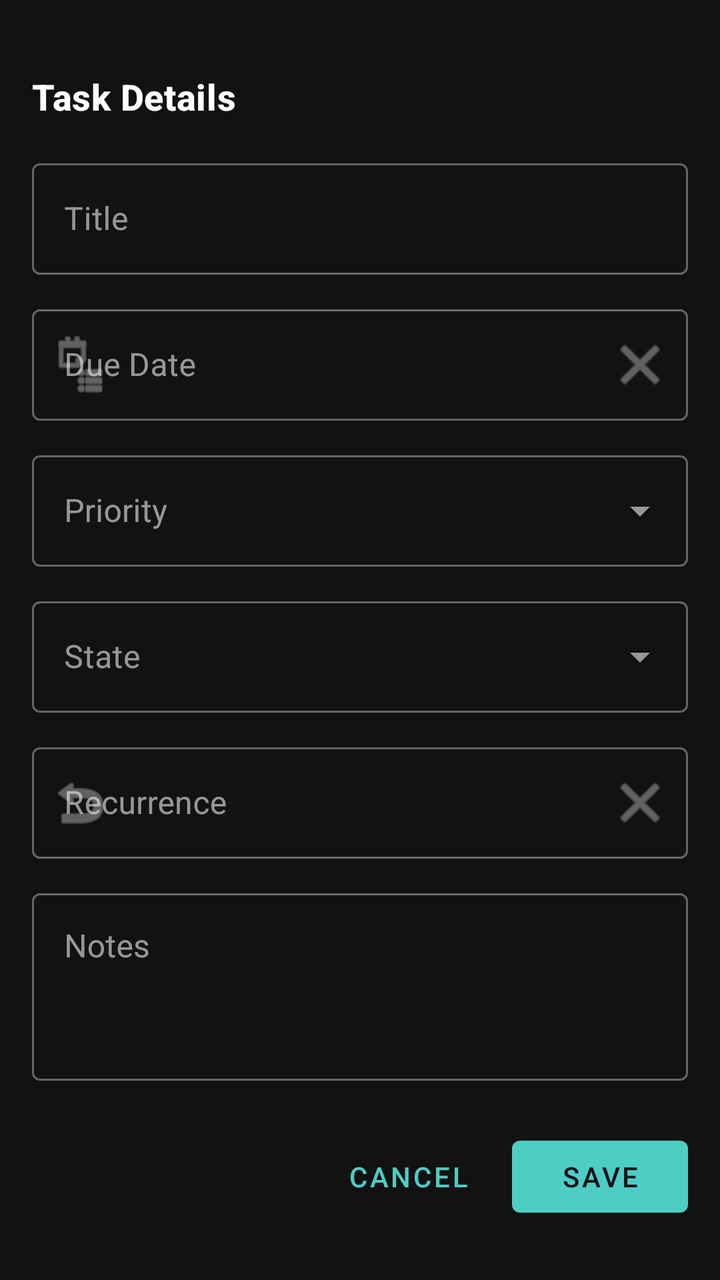
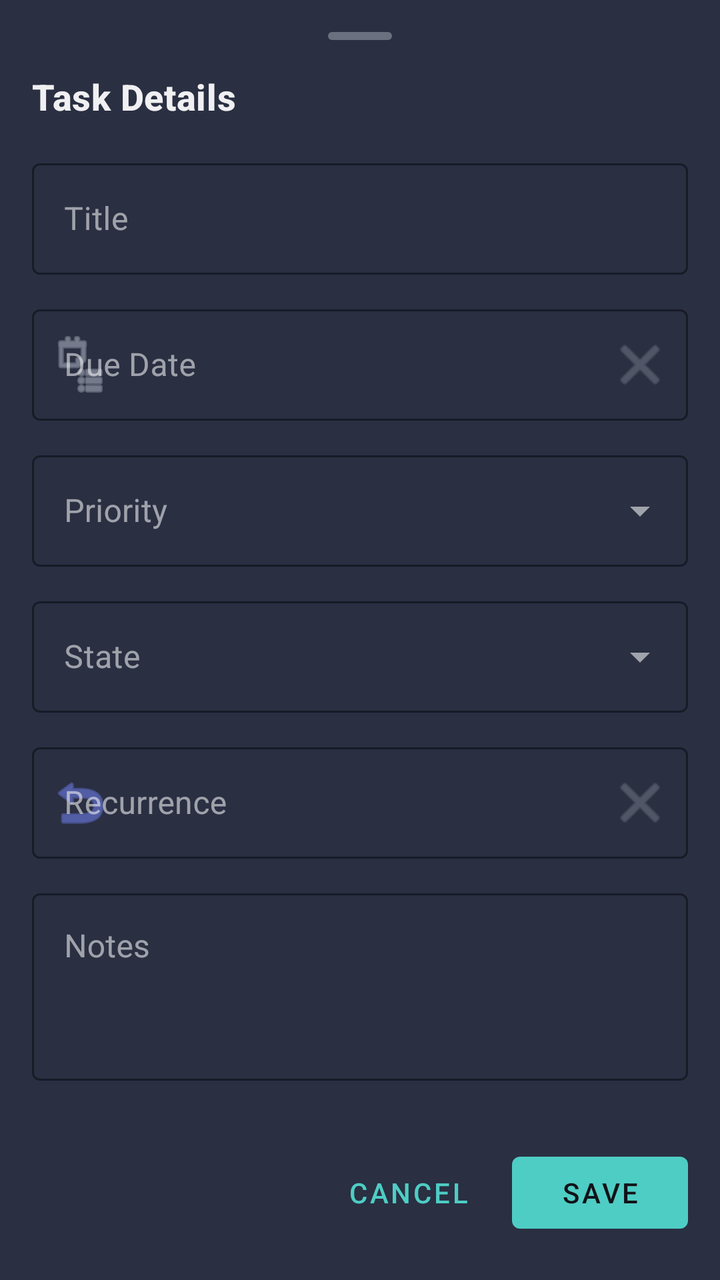

The first picture is an Android layout as it rendered before a commit; the second is the same layout after the commit. The layout source and the unified diff follow.
<!-- AndroidManifest.xml: application theme Theme.Vega -->
<!-- res/layout/bottom_sheet_task_detail.xml -->
<?xml version="1.0" encoding="utf-8"?>
<androidx.core.widget.NestedScrollView xmlns:android="http://schemas.android.com/apk/res/android"
    xmlns:app="http://schemas.android.com/apk/res-auto"
    android:layout_width="match_parent"
    android:layout_height="wrap_content"
    android:fillViewport="true">

    <LinearLayout
        android:layout_width="match_parent"
        android:layout_height="wrap_content"
        android:orientation="vertical"
        android:padding="@dimen/spacing_16"
        android:background="?android:attr/colorBackground">

        
        <View
            android:layout_width="40dp"
            android:layout_height="4dp"
            android:layout_gravity="center"
            android:layout_marginBottom="@dimen/spacing_16"
            android:background="?android:attr/textColorSecondary"
            android:backgroundTint="?android:attr/textColorSecondary" />

        
        <TextView
            android:layout_width="match_parent"
            android:layout_height="wrap_content"
            android:text="Task Details"
            android:textAppearance="?attr/textAppearanceHeadline6"
            android:textColor="?android:attr/textColorPrimary"
            android:layout_marginBottom="@dimen/spacing_16" />

        
        <com.google.android.material.textfield.TextInputLayout
            android:id="@+id/til_title"
            style="@style/Widget.MaterialComponents.TextInputLayout.OutlinedBox"
            android:layout_width="match_parent"
            android:layout_height="wrap_content"
            android:hint="@string/label_title"
            android:layout_marginBottom="@dimen/spacing_12">

            <com.google.android.material.textfield.TextInputEditText
                android:id="@+id/et_title"
                android:layout_width="match_parent"
                android:layout_height="wrap_content"
                android:inputType="textCapSentences" />
        </com.google.android.material.textfield.TextInputLayout>

        
        <com.google.android.material.textfield.TextInputLayout
            android:id="@+id/til_due_date"
            style="@style/Widget.MaterialComponents.TextInputLayout.OutlinedBox"
            android:layout_width="match_parent"
            android:layout_height="wrap_content"
            android:hint="@string/label_due_date"
            android:layout_marginBottom="@dimen/spacing_12"
            app:startIconDrawable="@android:drawable/ic_menu_agenda"
            app:endIconMode="custom"
            app:endIconDrawable="@android:drawable/ic_menu_close_clear_cancel"
            app:endIconContentDescription="Clear Due Date">

            <com.google.android.material.textfield.TextInputEditText
                android:id="@+id/et_due_date"
                android:layout_width="match_parent"
                android:layout_height="wrap_content"
                android:focusable="false"
                android:clickable="true"
                android:cursorVisible="false" />
        </com.google.android.material.textfield.TextInputLayout>

        
        <com.google.android.material.textfield.TextInputLayout
            android:id="@+id/til_priority"
            style="@style/Widget.MaterialComponents.TextInputLayout.OutlinedBox.ExposedDropdownMenu"
            android:layout_width="match_parent"
            android:layout_height="wrap_content"
            android:hint="@string/label_priority"
            android:layout_marginBottom="@dimen/spacing_12">

            <AutoCompleteTextView
                android:id="@+id/actv_priority"
                android:layout_width="match_parent"
                android:layout_height="wrap_content"
                android:inputType="none" />
        </com.google.android.material.textfield.TextInputLayout>

        
        <com.google.android.material.textfield.TextInputLayout
            android:id="@+id/til_state"
            style="@style/Widget.MaterialComponents.TextInputLayout.OutlinedBox.ExposedDropdownMenu"
            android:layout_width="match_parent"
            android:layout_height="wrap_content"
            android:hint="State"
            android:layout_marginBottom="@dimen/spacing_12">

            <AutoCompleteTextView
                android:id="@+id/actv_state"
                android:layout_width="match_parent"
                android:layout_height="wrap_content"
                android:inputType="none" />
        </com.google.android.material.textfield.TextInputLayout>

        
        <com.google.android.material.textfield.TextInputLayout
            android:id="@+id/til_recurrence"
            style="@style/Widget.MaterialComponents.TextInputLayout.OutlinedBox"
            android:layout_width="match_parent"
            android:layout_height="wrap_content"
            android:hint="@string/label_recurrence"
            android:layout_marginBottom="@dimen/spacing_12"
            app:startIconDrawable="@android:drawable/ic_menu_revert"
            app:endIconMode="custom"
            app:endIconDrawable="@android:drawable/ic_menu_close_clear_cancel"
            app:endIconContentDescription="Clear Recurrence">

            <com.google.android.material.textfield.TextInputEditText
                android:id="@+id/et_recurrence"
                android:layout_width="match_parent"
                android:layout_height="wrap_content"
                android:focusable="false"
                android:clickable="true"
                android:cursorVisible="false" />
        </com.google.android.material.textfield.TextInputLayout>

        
        <com.google.android.material.textfield.TextInputLayout
            android:id="@+id/til_notes"
            style="@style/Widget.MaterialComponents.TextInputLayout.OutlinedBox"
            android:layout_width="match_parent"
            android:layout_height="wrap_content"
            android:hint="@string/label_notes"
            android:layout_marginBottom="@dimen/spacing_24">

            <com.google.android.material.textfield.TextInputEditText
                android:id="@+id/et_notes"
                android:layout_width="match_parent"
                android:layout_height="wrap_content"
                android:inputType="textMultiLine|textCapSentences"
                android:minLines="3"
                android:gravity="top" />
        </com.google.android.material.textfield.TextInputLayout>

        
        <LinearLayout
            android:layout_width="match_parent"
            android:layout_height="wrap_content"
            android:orientation="horizontal"
            android:gravity="end">

            <com.google.android.material.button.MaterialButton
                android:id="@+id/btn_cancel"
                style="@style/Widget.MaterialComponents.Button.TextButton"
                android:layout_width="wrap_content"
                android:layout_height="wrap_content"
                android:text="@string/button_cancel"
                android:layout_marginEnd="@dimen/spacing_8" />

            <com.google.android.material.button.MaterialButton
                android:id="@+id/btn_save"
                android:layout_width="wrap_content"
                android:layout_height="wrap_content"
                android:text="@string/button_save" />
        </LinearLayout>
    </LinearLayout>
</androidx.core.widget.NestedScrollView>
<!-- resources referenced by this layout -->
<resources>
  <dimen name="spacing_12">@dimen/spacing_md</dimen>
  <dimen name="spacing_16">@dimen/spacing_lg</dimen>
  <dimen name="spacing_24">24dp</dimen>
  <dimen name="spacing_8">@dimen/spacing_sm</dimen>
  <string name="button_cancel">Cancel</string>
  <string name="button_save">Save</string>
  <string name="label_due_date">Due Date</string>
  <string name="label_notes">Notes</string>
  <string name="label_priority">Priority</string>
  <string name="label_recurrence">Recurrence</string>
  <string name="label_title">Title</string>
  <dimen name="spacing_md">12dp</dimen>
  <dimen name="spacing_lg">16dp</dimen>
  <dimen name="spacing_sm">8dp</dimen>
  <color name="vega_primary">#4ECDC4</color>
  <color name="vega_priority_high">#E94560</color>
  <color name="vega_background">#121218</color>
  <color name="vega_surface">#1C1F2B</color>
  <color name="vega_on_background">#F0F0F2</color>
  <style name="TextAppearance.Vega.Display" parent="TextAppearance.MaterialComponents.Headline5">
          <item name="fontFamily">sans-serif</item>
          <item name="android:textStyle">bold</item>
          <item name="android:textSize">28sp</item>
          <item name="android:textColor">@color/vega_on_background</item>
      </style>
  <style name="TextAppearance.Vega.Title" parent="TextAppearance.MaterialComponents.Headline6">
          <item name="fontFamily">sans-serif-medium</item>
          <item name="android:textStyle">bold</item>
          <item name="android:textSize">18sp</item>
          <item name="android:textColor">@color/vega_on_background</item>
      </style>
  <style name="TextAppearance.Vega.Body" parent="TextAppearance.MaterialComponents.Body1">
          <item name="fontFamily">sans-serif</item>
          <item name="android:textStyle">normal</item>
          <item name="android:textSize">16sp</item>
          <item name="android:textColor">@color/vega_on_background</item>
      </style>
  <style name="TextAppearance.Vega.Caption" parent="TextAppearance.MaterialComponents.Caption">
          <item name="fontFamily">sans-serif</item>
          <item name="android:textStyle">normal</item>
          <item name="android:textSize">12sp</item>
          <item name="android:textColor">@color/vega_on_surface</item>
      </style>
  <style name="TextAppearance.Vega.Label" parent="TextAppearance.MaterialComponents.Overline">
          <item name="fontFamily">sans-serif-medium</item>
          <item name="android:textStyle">normal</item>
          <item name="android:textSize">13sp</item>
          <item name="android:letterSpacing">0.04</item>
          <item name="android:textColor">@color/vega_on_surface</item>
      </style>
  <style name="ShapeAppearance.Vega.SmallComponent" parent="ShapeAppearance.MaterialComponents.SmallComponent">
          <item name="cornerRadius">8dp</item>
      </style>
  <style name="ShapeAppearance.Vega.MediumComponent" parent="ShapeAppearance.MaterialComponents.MediumComponent">
          <item name="cornerRadius">16dp</item>
      </style>
  <color name="vega_on_surface">#A8ADBD</color>
  <!-- unchanged entries left out for length: 1 -->
</resources>

<!-- the commit's change to res/layout/bottom_sheet_task_detail.xml (unified diff, before → after) -->
@@ -9,26 +9,25 @@
         android:layout_width="match_parent"
         android:layout_height="wrap_content"
         android:orientation="vertical"
-        android:padding="@dimen/spacing_16"
-        android:background="?android:attr/colorBackground">
+        android:padding="@dimen/spacing_lg"
+        android:background="@color/vega_surface_overlay">
 
         
-        <View
-            android:layout_width="40dp"
-            android:layout_height="4dp"
+        <ImageView
+            android:layout_width="wrap_content"
+            android:layout_height="wrap_content"
             android:layout_gravity="center"
-            android:layout_marginBottom="@dimen/spacing_16"
-            android:background="?android:attr/textColorSecondary"
-            android:backgroundTint="?android:attr/textColorSecondary" />
+            android:layout_marginBottom="@dimen/spacing_lg"
+            android:src="@drawable/bg_drag_handle" />
 
         
         <TextView
             android:layout_width="match_parent"
             android:layout_height="wrap_content"
             android:text="Task Details"
-            android:textAppearance="?attr/textAppearanceHeadline6"
-            android:textColor="?android:attr/textColorPrimary"
-            android:layout_marginBottom="@dimen/spacing_16" />
+            android:textAppearance="@style/TextAppearance.Vega.Title"
+            android:textColor="@color/vega_on_background"
+            android:layout_marginBottom="@dimen/spacing_lg" />
 
         
         <com.google.android.material.textfield.TextInputLayout
@@ -37,13 +36,15 @@
             android:layout_width="match_parent"
             android:layout_height="wrap_content"
             android:hint="@string/label_title"
-            android:layout_marginBottom="@dimen/spacing_12">
+            android:layout_marginBottom="@dimen/spacing_md"
+            app:boxStrokeColor="@color/vega_primary">
 
             <com.google.android.material.textfield.TextInputEditText
                 android:id="@+id/et_title"
                 android:layout_width="match_parent"
                 android:layout_height="wrap_content"
-                android:inputType="textCapSentences" />
+                android:inputType="textCapSentences"
+                android:textColor="@color/vega_on_background" />
         </com.google.android.material.textfield.TextInputLayout>
 
         
@@ -53,10 +54,13 @@
             android:layout_width="match_parent"
             android:layout_height="wrap_content"
             android:hint="@string/label_due_date"
-            android:layout_marginBottom="@dimen/spacing_12"
+            android:layout_marginBottom="@dimen/spacing_md"
+            app:boxStrokeColor="@color/vega_primary"
             app:startIconDrawable="@android:drawable/ic_menu_agenda"
+            app:startIconTint="@color/vega_on_surface"
             app:endIconMode="custom"
             app:endIconDrawable="@android:drawable/ic_menu_close_clear_cancel"
+            app:endIconTint="@color/vega_on_surface_muted"
             app:endIconContentDescription="Clear Due Date">
 
             <com.google.android.material.textfield.TextInputEditText
@@ -65,7 +69,8 @@
                 android:layout_height="wrap_content"
                 android:focusable="false"
                 android:clickable="true"
-                android:cursorVisible="false" />
+                android:cursorVisible="false"
+                android:textColor="@color/vega_on_background" />
         </com.google.android.material.textfield.TextInputLayout>
 
         
@@ -75,13 +80,15 @@
             android:layout_width="match_parent"
             android:layout_height="wrap_content"
             android:hint="@string/label_priority"
-            android:layout_marginBottom="@dimen/spacing_12">
+            android:layout_marginBottom="@dimen/spacing_md"
+            app:boxStrokeColor="@color/vega_primary">
 
             <AutoCompleteTextView
                 android:id="@+id/actv_priority"
                 android:layout_width="match_parent"
                 android:layout_height="wrap_content"
-                android:inputType="none" />
+                android:inputType="none"
+                android:textColor="@color/vega_on_background" />
         </com.google.android.material.textfield.TextInputLayout>
 
         
@@ -91,13 +98,15 @@
             android:layout_width="match_parent"
             android:layout_height="wrap_content"
             android:hint="State"
-            android:layout_marginBottom="@dimen/spacing_12">
+            android:layout_marginBottom="@dimen/spacing_md"
+            app:boxStrokeColor="@color/vega_primary">
 
             <AutoCompleteTextView
                 android:id="@+id/actv_state"
                 android:layout_width="match_parent"
                 android:layout_height="wrap_content"
-                android:inputType="none" />
+                android:inputType="none"
+                android:textColor="@color/vega_on_background" />
         </com.google.android.material.textfield.TextInputLayout>
 
         
@@ -107,10 +116,13 @@
             android:layout_width="match_parent"
             android:layout_height="wrap_content"
             android:hint="@string/label_recurrence"
-            android:layout_marginBottom="@dimen/spacing_12"
+            android:layout_marginBottom="@dimen/spacing_md"
+            app:boxStrokeColor="@color/vega_primary"
             app:startIconDrawable="@android:drawable/ic_menu_revert"
+            app:startIconTint="@color/vega_recurring_accent"
             app:endIconMode="custom"
             app:endIconDrawable="@android:drawable/ic_menu_close_clear_cancel"
+            app:endIconTint="@color/vega_on_surface_muted"
             app:endIconContentDescription="Clear Recurrence">
 
             <com.google.android.material.textfield.TextInputEditText
@@ -119,7 +131,8 @@
                 android:layout_height="wrap_content"
                 android:focusable="false"
                 android:clickable="true"
-                android:cursorVisible="false" />
+                android:cursorVisible="false"
+                android:textColor="@color/vega_on_background" />
         </com.google.android.material.textfield.TextInputLayout>
 
         
@@ -129,7 +142,8 @@
             android:layout_width="match_parent"
             android:layout_height="wrap_content"
             android:hint="@string/label_notes"
-            android:layout_marginBottom="@dimen/spacing_24">
+            android:layout_marginBottom="@dimen/spacing_2xl"
+            app:boxStrokeColor="@color/vega_primary">
 
             <com.google.android.material.textfield.TextInputEditText
                 android:id="@+id/et_notes"
@@ -137,7 +151,8 @@
                 android:layout_height="wrap_content"
                 android:inputType="textMultiLine|textCapSentences"
                 android:minLines="3"
-                android:gravity="top" />
+                android:gravity="top"
+                android:textColor="@color/vega_on_background" />
         </com.google.android.material.textfield.TextInputLayout>
 
         
@@ -153,13 +168,16 @@
                 android:layout_width="wrap_content"
                 android:layout_height="wrap_content"
                 android:text="@string/button_cancel"
-                android:layout_marginEnd="@dimen/spacing_8" />
+                android:textColor="@color/vega_primary"
+                android:layout_marginEnd="@dimen/spacing_sm" />
 
             <com.google.android.material.button.MaterialButton
                 android:id="@+id/btn_save"
                 android:layout_width="wrap_content"
                 android:layout_height="wrap_content"
-                android:text="@string/button_save" />
+                android:text="@string/button_save"
+                app:backgroundTint="@color/vega_primary"
+                android:textColor="#121218" />
         </LinearLayout>
     </LinearLayout>
 </androidx.core.widget.NestedScrollView>
<!-- resource entries referenced after the edit -->
@@ -1,9 +1,5 @@
 <!-- resources referenced by this layout -->
 <resources>
-  <dimen name="spacing_12">@dimen/spacing_md</dimen>
-  <dimen name="spacing_16">@dimen/spacing_lg</dimen>
-  <dimen name="spacing_24">24dp</dimen>
-  <dimen name="spacing_8">@dimen/spacing_sm</dimen>
   <string name="button_cancel">Cancel</string>
   <string name="button_save">Save</string>
   <string name="label_due_date">Due Date</string>
@@ -14,7 +10,20 @@
   <dimen name="spacing_md">12dp</dimen>
   <dimen name="spacing_lg">16dp</dimen>
   <dimen name="spacing_sm">8dp</dimen>
+  <!-- drawable bg_drag_handle (drawable) -->
+  <?xml version="1.0" encoding="utf-8"?>
+  <shape xmlns:android="http://schemas.android.com/apk/res/android"
+      android:shape="rectangle">
+      <corners android:radius="2dp" />
+      <size
+          android:width="32dp"
+          android:height="4dp" />
+      <solid android:color="@color/vega_on_surface_muted" />
+  </shape>
   <color name="vega_primary">#4ECDC4</color>
+  <color name="vega_recurring_accent">#6C7CE7</color>
+  <color name="vega_surface_overlay">#2A2F42</color>
+  <dimen name="spacing_2xl">32dp</dimen>
   <color name="vega_priority_high">#E94560</color>
   <color name="vega_background">#121218</color>
   <color name="vega_surface">#1C1F2B</color>
@@ -57,6 +66,7 @@
           <item name="cornerRadius">16dp</item>
       </style>
   <color name="vega_on_surface">#A8ADBD</color>
+  <color name="vega_on_surface_muted">#6B7080</color>
   <!-- unchanged entries left out for length: 1 -->
 </resources>
 
